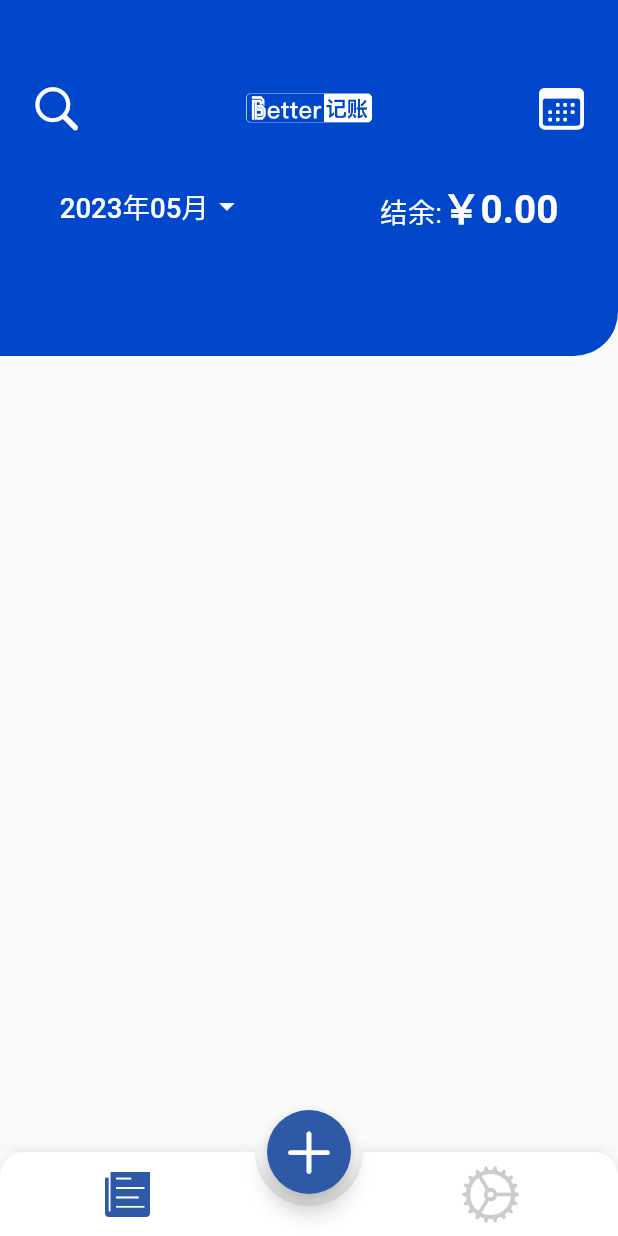
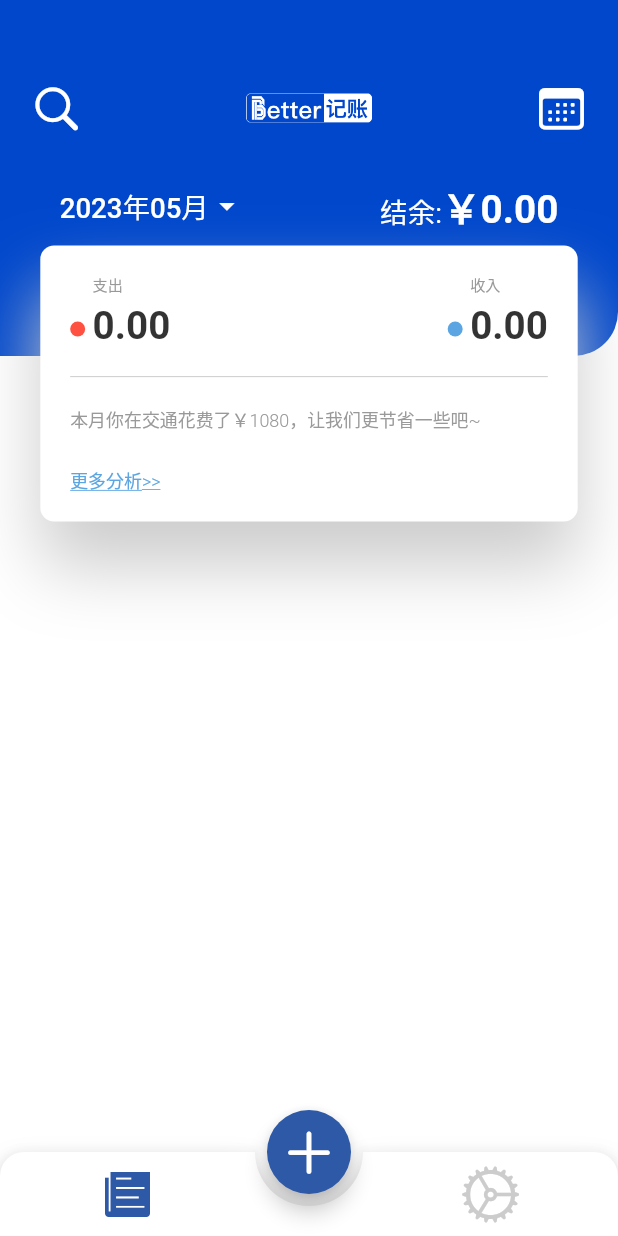
Before and after one commit to archerhan/better_accounting, a Flutter app: the screen it shows after launch, on a phone screen of 412 x 824 dp. Run offline on Flutter 3.47's test engine with Material 2 defaults, Android fonts, the phone set to English and light mode, and no system bars; drawn by our look-alikes of animated_bottom_navigation_bar; our stand-ins replace bot_toast, date_format, flutter_screenutil, get, get_storage, isar and 1 more; accounts and stored records are empty; generated files the repository leaves out were written again.

Commit message:
首页卡片

```diff
--- a/lib/constants/app_colors.dart
+++ b/lib/constants/app_colors.dart
@@ -3,12 +3,14 @@ import 'package:flutter/material.dart';
 class AppColors {
   static const primaryBlue = Color(0xff2e59a7); //主色
   static const primaryYellow = Color(0xfffedc5e); //辅助色
-  static const brightBlue = Color(0xff0047cc);// 亮蓝色
+  static const brightBlue = Color(0xff0047cc); // 亮蓝色
   static const mainWhite = Color(0xffffffff); //纯白
   static const mainBlack = Color(0xff000000); //纯黑
   static const mainTitle333 = Color(0xff333333); //主标题
   static const subtitle666 = Color(0xff666666); //副标题
   static const grey999 = Color(0xff999999); //副标题(次级)
   static const greyCCC = Color(0xffcccccc); //弱文案
-  static const dividerF5 = Color(0xfff5f5f5); //分割线,背景
+  static const dividerEEE = Color(0xffeeeeee); //分割线,背景
+  static const warningRed = Color(0xffff5141); // 警告红色
+  static const lightBlue = Color(0xff5aa5e2); // 浅蓝色
 }
--- a/lib/i18n/zh_cn.dart
+++ b/lib/i18n/zh_cn.dart
@@ -7,8 +7,9 @@ class ZHCN {
     "common_ok": "确定",
     "common_cancel": "取消",
     // 近期记账
-    "accounts_expenses":"支出",
+    "accounts_expenses": "支出",
     "accounts_income": "收入",
-    "accounts_more_analyze": "更多分析"
+    "accounts_balance": "结余:",
+    "accounts_more_analyze": "更多分析>>"
   };
 }
--- a/lib/pages/accounts/accounts_page.dart
+++ b/lib/pages/accounts/accounts_page.dart
@@ -2,6 +2,7 @@ import 'package:better_accounting/constants/app_colors.dart';
 import 'package:better_accounting/constants/assets.gen.dart';
 import 'package:better_accounting/pages/accounts/accounts_controller.dart';
 import 'package:better_accounting/utils/logger_util.dart';
+import 'package:better_accounting/widgets/custom_divider.dart';
 import 'package:better_accounting/widgets/date_picker/date_picker_view.dart';
 import 'package:better_accounting/widgets/dialog.dart';
 import 'package:flutter/cupertino.dart';
@@ -15,18 +16,24 @@ class AccountsPage extends GetView<AccountsController> {
   @override
   Widget build(BuildContext context) {
     return Scaffold(
-      body: Column(
-        children: [_header()],
+      backgroundColor: AppColors.mainWhite,
+      body: Stack(
+        alignment: Alignment.topCenter,
+        children: [_header(), Positioned(bottom: 40.h, child: _card())],
       ),
     );
   }
 
   Widget _header() {
-    return Container(
+    return Column(
+      mainAxisSize: MainAxisSize.min,
+      children: [
+        Container(
           height: 258.h,
           decoration: BoxDecoration(
               color: AppColors.brightBlue,
-          borderRadius: BorderRadius.only(bottomRight: Radius.circular(32.r))),
+              borderRadius:
+                  BorderRadius.only(bottomRight: Radius.circular(32.r))),
           child: Column(
             children: [
               SizedBox(height: 60.h),
@@ -42,7 +49,8 @@ class AccountsPage extends GetView<AccountsController> {
                     ),
                   ),
                   const Spacer(),
-              Assets.images.common.betterLogo.image(width: 101.w, height: 25.h),
+                  Assets.images.common.betterLogo
+                      .image(width: 101.w, height: 25.h),
                   const Spacer(),
                   GestureDetector(
                     behavior: HitTestBehavior.translucent,
@@ -83,9 +91,9 @@ class AccountsPage extends GetView<AccountsController> {
                   const Spacer(),
                   Text.rich(TextSpan(children: [
                     TextSpan(
-                    text: "结余:",
-                    style:
-                        TextStyle(fontSize: 20.sp, color: AppColors.mainWhite)),
+                        text: "accounts_balance".tr,
+                        style: TextStyle(
+                            fontSize: 20.sp, color: AppColors.mainWhite)),
                     TextSpan(
                         text: "￥${controller.balance}",
                         style: TextStyle(
@@ -97,6 +105,99 @@ class AccountsPage extends GetView<AccountsController> {
               ).paddingSymmetric(horizontal: 40.w)
             ],
           ),
+        ),
+        SizedBox(
+          height: 160.h,
+        )
+      ],
+    );
+  }
+
+  Widget _card() {
+    return Container(
+      padding: EdgeInsets.symmetric(horizontal: 20.w),
+      width: 360.w,
+      height: 200.h,
+      decoration: BoxDecoration(
+          color: AppColors.mainWhite,
+          borderRadius: BorderRadius.circular(10.r),
+          boxShadow: const [
+            BoxShadow(
+                color: AppColors.greyCCC,
+                offset: Offset(0, 30),
+                blurRadius: 40,
+                spreadRadius: 0)
+          ]),
+      child: Column(
+        crossAxisAlignment: CrossAxisAlignment.start,
+        children: [
+          Row(
+            mainAxisAlignment: MainAxisAlignment.spaceBetween,
+            children: [_numItem(0), _numItem(1)],
+          ).paddingSymmetric(vertical: 20.h),
+          const CustomDivider(
+            height: 2,
+            color: AppColors.greyCCC,
+          ),
+          SizedBox(height: 20.h),
+          Text(
+            "本月你在交通花费了￥1080，让我们更节省一些吧~",
+            style: TextStyle(
+                color: AppColors.grey999,
+                fontSize: 13.sp,
+                fontWeight: FontWeight.w300),
+          ),
+          const Spacer(),
+          Text(
+            "accounts_more_analyze".tr,
+            style: TextStyle(
+                color: AppColors.lightBlue,
+                fontSize: 13.sp,
+                fontWeight: FontWeight.w300,
+                decoration: TextDecoration.underline),
+          ),
+          SizedBox(
+            height: 20.h,
+          )
+        ],
+      ),
+    );
+  }
+
+  Widget _numItem(int type) {
+    return Row(
+      mainAxisAlignment: MainAxisAlignment.spaceBetween,
+      crossAxisAlignment: CrossAxisAlignment.end,
+      children: [
+        Container(
+          margin: EdgeInsets.only(bottom: 8.h),
+          width: 10,
+          height: 10,
+          decoration: BoxDecoration(
+              borderRadius: BorderRadius.circular(5),
+              color: type == 0 ? AppColors.warningRed : AppColors.lightBlue),
+        ),
+        SizedBox(width: 5.w),
+        Column(
+          crossAxisAlignment: CrossAxisAlignment.start,
+          children: [
+            Text(
+              type == 0 ? "accounts_expenses".tr : "accounts_income".tr,
+              style: TextStyle(color: AppColors.grey999, fontSize: 11.sp),
+            ),
+            SizedBox(height: 5.h),
+            Obx(() => Text(
+                  type == 0
+                      ? controller.expenses.string
+                      : controller.income.string,
+                  style: TextStyle(
+                      color: AppColors.mainTitle333,
+                      fontSize: 28.sp,
+                      fontWeight: FontWeight.bold),
+                ))
+          ],
+        )
+      ],
     );
   }
 }
--- /dev/null
+++ b/lib/widgets/custom_divider.dart
@@ -0,0 +1,23 @@
+import 'package:better_accounting/constants/app_colors.dart';
+import 'package:flutter/material.dart';
+
+class CustomDivider extends StatelessWidget {
+  final double inset;
+  final double height;
+  final Color color;
+  const CustomDivider(
+      {super.key,
+      this.inset = 0,
+      this.height = 1,
+      this.color = AppColors.dividerEEE});
+
+  @override
+  Widget build(BuildContext context) {
+    return Divider(
+      height: height,
+      color: color,
+      indent: inset,
+      endIndent: inset,
+    );
+  }
+}
```
Lines whose indentation alone changed are shown as unchanged.
